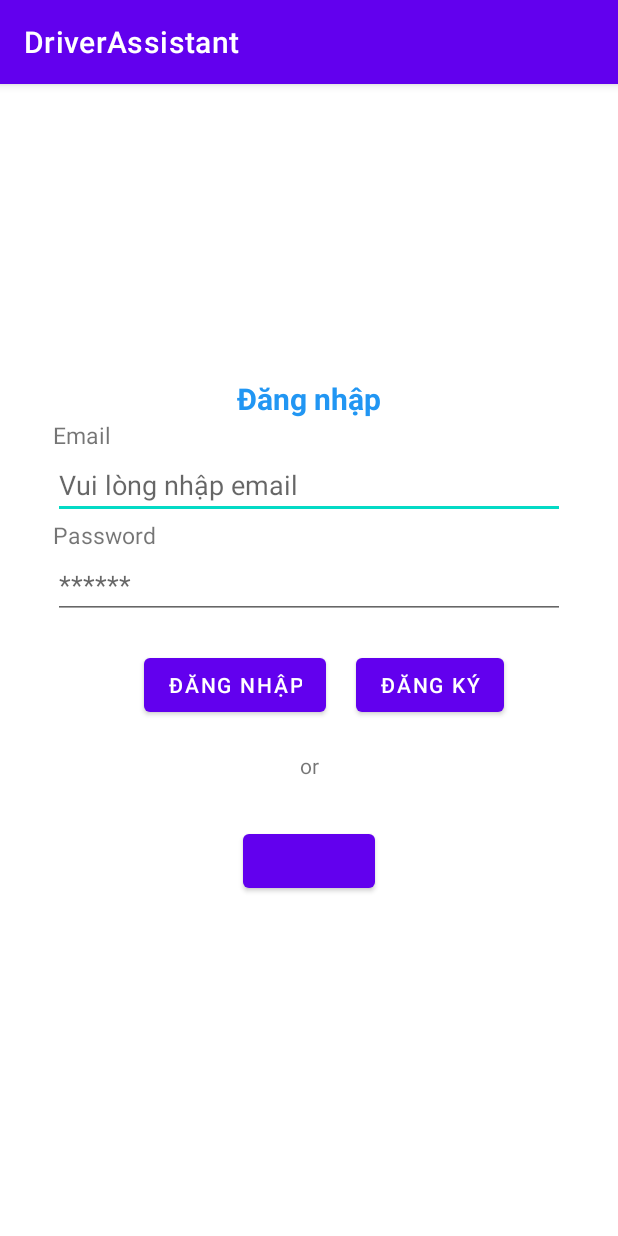
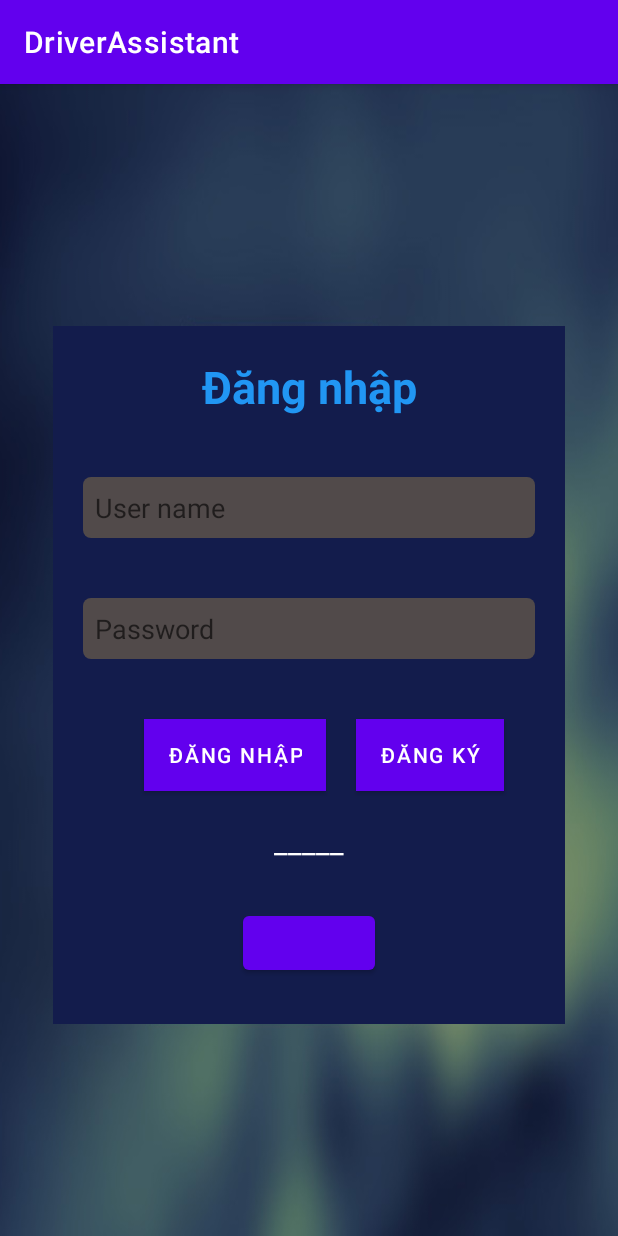
Before and after one commit to vtuan97/DriverAssistant1, an Android app: the screen it shows after launch (LoginActivity), on a phone screen of 412 x 824 dp. Run offline under Robolectric (Android 15) with nearby library versions, the phone set to English and light mode, and no system bars; our stand-ins replace Firebase (no records; nobody signed in at launch, a user with empty details on screens opened directly); libraries missing offline, so code that uses them is left out: com.facebook, com.facebook.appevents, com.facebook.login; plain views replace LoginButton.

Commit message:
moi nhat

```diff
--- /dev/null
+++ b/app/src/main/res/drawable/input_shape.xml
@@ -0,0 +1,7 @@
+<?xml version="1.0" encoding="utf-8"?>
+<shape android:shape="rectangle"
+    xmlns:android="http://schemas.android.com/apk/res/android">
+
+    <solid android:color="#514A4A"/>
+        <corners android:radius="5dp"/>
+</shape>
--- a/app/src/main/res/layout/activity_login.xml
+++ b/app/src/main/res/layout/activity_login.xml
@@ -1,10 +1,22 @@
 <?xml version="1.0" encoding="utf-8"?>
 <LinearLayout xmlns:android="http://schemas.android.com/apk/res/android"
+    android:layout_width="match_parent"
+    android:layout_height="match_parent"
+    android:orientation="vertical"
+    android:background="@drawable/login1">
+
+    <LinearLayout
+        android:layout_width="wrap_content"
+        android:layout_height="0dp"
+        android:layout_weight="1.2" />
+
+    <LinearLayout
         android:layout_width="match_parent"
         android:layout_height="wrap_content"
         android:orientation="vertical"
         android:layout_margin="35dp"
-    android:layout_gravity="center">
+        android:layout_gravity="center"
+        android:background="#131C4C">
 
         <TextView
             android:layout_width="match_parent"
@@ -12,33 +24,31 @@
             android:gravity="center"
             android:text="Đăng nhập"
             android:textColor="#2196F3"
-        android:textSize="20dp"
-        android:textStyle="bold" />
+            android:textSize="30dp"
+            android:textStyle="bold"
+            android:layout_margin="20dp" />
 
-    <TextView
-        android:layout_width="wrap_content"
-        android:layout_height="wrap_content"
-        android:text="Email"
-        android:textSize="15dp" />
 
         <EditText
             android:layout_width="match_parent"
             android:layout_height="wrap_content"
-        android:hint="Vui lòng nhập email"
-        android:id="@+id/email" />
+            android:hint="User name"
+            android:id="@+id/email"
+            android:textColor="#FFFFFF"
+            android:background="@drawable/input_shape"
+            android:layout_margin="20dp"
+            android:padding="8dp" />
 
-    <TextView
-        android:layout_width="wrap_content"
-        android:layout_height="wrap_content"
-        android:text="Password"
-        android:textSize="15dp" />
 
         <EditText
             android:layout_width="match_parent"
             android:layout_height="wrap_content"
-        android:hint="******"
+            android:hint="Password"
             android:password="true"
-        android:id="@+id/password" />
+            android:id="@+id/password"
+            android:layout_margin="20dp"
+            android:background="@drawable/input_shape"
+            android:padding="8dp" />
 
         <LinearLayout
             android:layout_width="match_parent"
@@ -50,13 +60,15 @@
                 android:layout_width="wrap_content"
                 android:layout_height="wrap_content"
                 android:layout_margin="20dp"
-            android:text="Đăng nhập" />
+                android:text="Đăng nhập"
+                android:background="#D5C32D" />
 
             <Button
                 android:id="@+id/btnRegister"
                 android:layout_width="wrap_content"
                 android:layout_height="wrap_content"
-            android:text="Đăng ký" />
+                android:text="Đăng ký"
+                android:background="#D5C32D" />
         </LinearLayout>
 
 
@@ -64,8 +76,10 @@
             android:id="@+id/textView2"
             android:layout_width="match_parent"
             android:layout_height="wrap_content"
-        android:text="or"
-        android:gravity="center" />
+            android:text="_____"
+            android:gravity="center"
+            android:textSize="20dp"
+            android:textColor="#FFFFFF" />
 
         <com.facebook.login.widget.LoginButton
             android:id="@+id/btnLoginFB"
@@ -74,6 +88,14 @@
             android:layout_gravity="center_horizontal"
             android:layout_marginTop="30dp"
             android:layout_marginBottom="30dp" />
+    </LinearLayout>
+
+    <LinearLayout
+        android:layout_width="wrap_content"
+        android:layout_height="0dp"
+        android:layout_weight="1">
 
 
     </LinearLayout>
+
+</LinearLayout>
```
Also changed, not shown: app/src/main/res/layout/fragment_account.xml (+29 -5 lines), app/src/main/res/layout/fragment_home.xml (+11 -6 lines), app/src/main/res/drawable/img.png (added), app/src/main/res/drawable/login.png (added), app/src/main/res/drawable/login1.png (added). Lines whose indentation alone changed are shown as unchanged.
